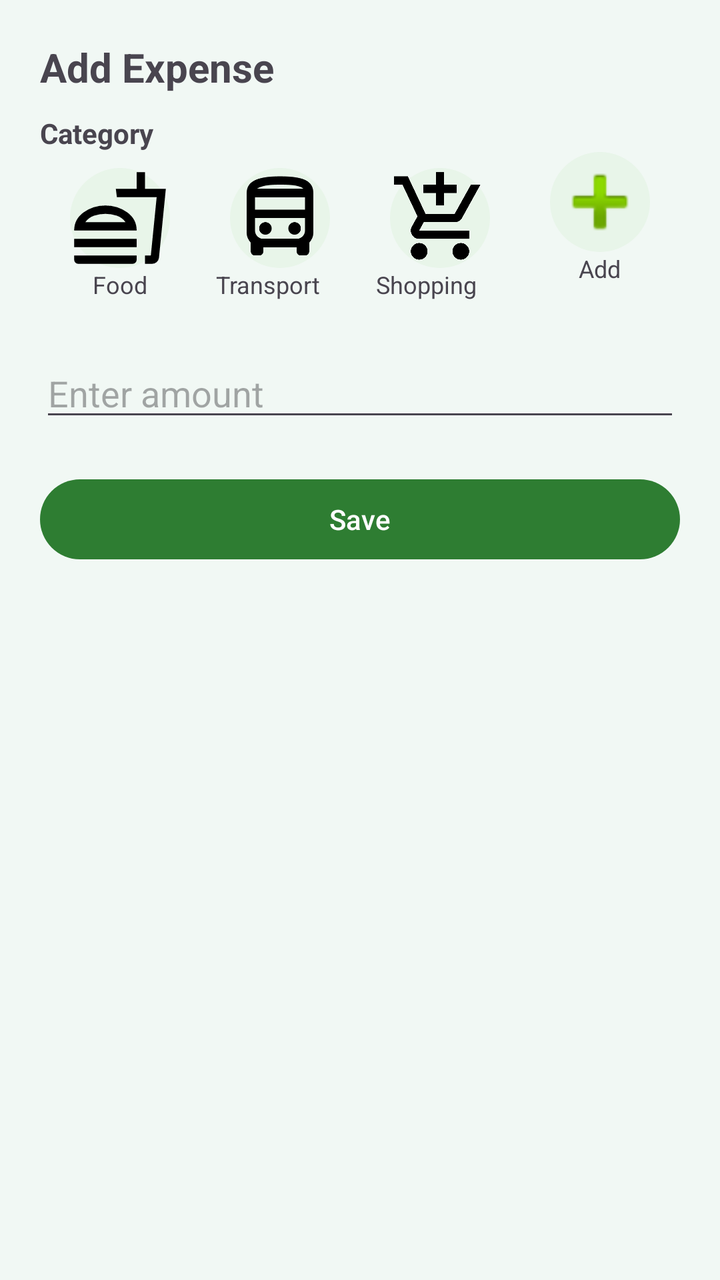
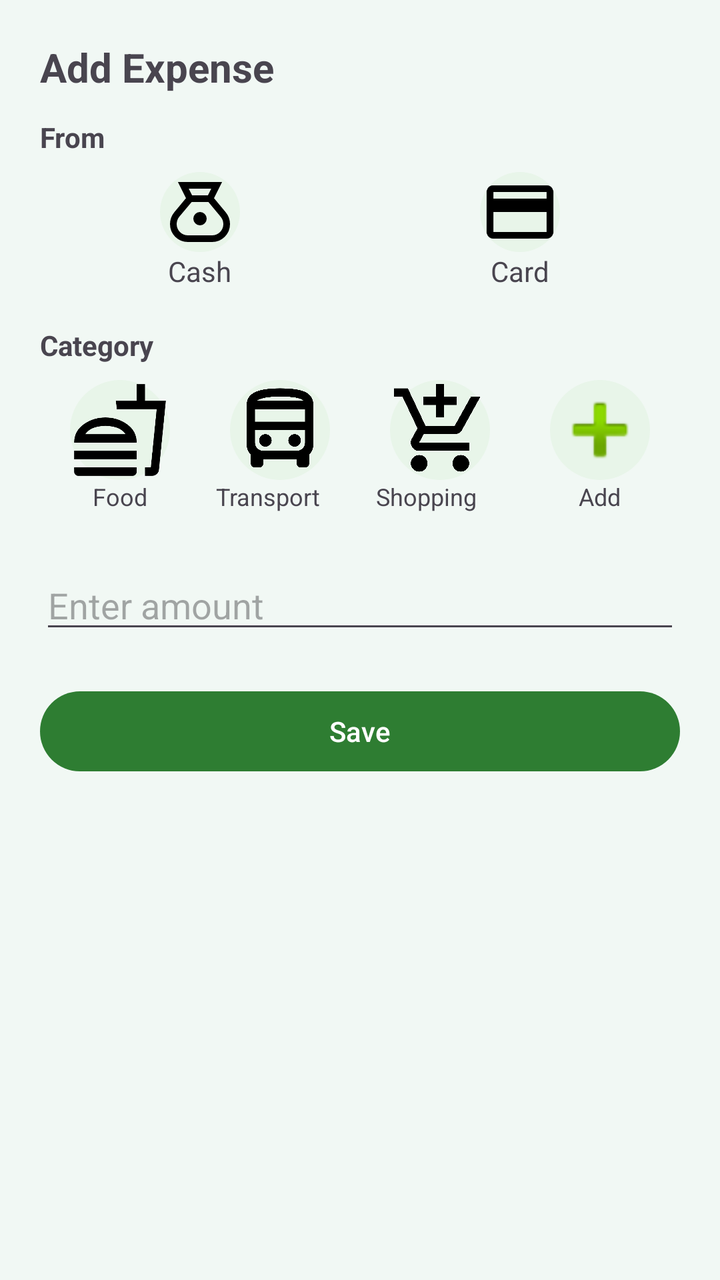

Before-and-after screenshots of an Android layout around one commit, followed by the original layout XML and the change that was made.
<!-- AndroidManifest.xml: application theme Theme.MoneyTrack -->
<!-- res/layout/dialog_expense.xml -->
<LinearLayout xmlns:android="http://schemas.android.com/apk/res/android"
    android:layout_width="match_parent"
    android:layout_height="wrap_content"
    android:orientation="vertical"
    android:padding="20dp">

    <TextView
        android:text="Add Expense"
        android:textSize="20sp"
        android:textStyle="bold"
        android:layout_width="wrap_content"
        android:layout_height="wrap_content"/>



    <TextView
        android:layout_width="wrap_content"
        android:layout_height="wrap_content"
        android:text="Category"
        android:textStyle="bold"
        android:layout_marginTop="10dp"/>

    <HorizontalScrollView
        android:layout_width="match_parent"
        android:layout_height="wrap_content">

        <LinearLayout
            android:id="@+id/categoryContainer"
            android:layout_width="wrap_content"
            android:layout_height="wrap_content"
            android:orientation="horizontal">

            
            <LinearLayout
                android:id="@+id/catFood"
                android:layout_width="80dp"
                android:layout_height="wrap_content"
                android:orientation="vertical"
                android:gravity="center"
                android:padding="8dp">

                <ImageView
                    android:layout_width="50dp"
                    android:layout_height="50dp"
                    android:src="@drawable/ic_food"
                    android:background="@drawable/bg_circle"/>

                <TextView
                    android:text="Food"
                    android:textSize="12sp"
                    android:layout_height="wrap_content"
                    android:layout_width="wrap_content"/>
            </LinearLayout>

            
            <LinearLayout
                android:id="@+id/catTransport"
                android:layout_width="80dp"
                android:layout_height="wrap_content"
                android:orientation="vertical"
                android:gravity="center"
                android:padding="8dp">

                <ImageView
                    android:layout_width="50dp"
                    android:layout_height="50dp"
                    android:src="@drawable/ic_transport"
                    android:background="@drawable/bg_circle"/>

                <TextView
                    android:text="Transport"
                    android:textSize="12sp"
                    android:layout_height="wrap_content"
                    android:layout_width="match_parent"/>
            </LinearLayout>

            
            <LinearLayout
                android:id="@+id/catShopping"
                android:layout_width="80dp"
                android:layout_height="wrap_content"
                android:orientation="vertical"
                android:gravity="center"
                android:padding="8dp">

                <ImageView
                    android:layout_width="50dp"
                    android:layout_height="50dp"
                    android:src="@drawable/ic_shopping"
                    android:background="@drawable/bg_circle"/>

                <TextView
                    android:text="Shopping"
                    android:textSize="12sp"
                    android:layout_height="wrap_content"
                    android:layout_width="match_parent"/>
            </LinearLayout>

            <LinearLayout
                android:id="@+id/catAdd"
                android:layout_width="80dp"
                android:layout_height="wrap_content"
                android:orientation="vertical"
                android:gravity="center">

                <ImageView
                    android:layout_width="50dp"
                    android:layout_height="50dp"
                    android:src="@android:drawable/ic_input_add"
                    android:background="@drawable/bg_circle"/>

                <TextView
                    android:text="Add"
                    android:textSize="12sp"
                    android:layout_height="wrap_content"
                    android:layout_width="wrap_content"/>
            </LinearLayout>

        </LinearLayout>
    </HorizontalScrollView>

    
    <EditText
        android:id="@+id/etAmountExpense"
        android:hint="Enter amount"
        android:inputType="numberDecimal"
        android:layout_marginTop="16dp"
        android:layout_width="match_parent"
        android:layout_height="wrap_content"/>




















































    
    <Button
        android:id="@+id/btnSaveExpense"
        android:text="Save"
        android:layout_marginTop="20dp"
        android:layout_width="match_parent"
        android:layout_height="wrap_content"/>

</LinearLayout>
<!-- resources referenced by this layout -->
<resources>
  <!-- drawable bg_circle (drawable) -->
  <shape xmlns:android="http://schemas.android.com/apk/res/android">
      <solid android:color="#E8F5E9"/>
      <corners android:radius="100dp"/>
  </shape>
  <!-- drawable ic_food (drawable) -->
  <vector xmlns:android="http://schemas.android.com/apk/res/android" android:height="24dp" android:tint="#000000" android:viewportHeight="960" android:viewportWidth="960" android:width="24dp">
        
      <path android:fillColor="@android:color/white" android:pathData="M533,520Q501,475 448.5,457.5Q396,440 340,440Q284,440 231.5,457.5Q179,475 147,520L533,520ZM40,600Q40,491 131,425.5Q222,360 340,360Q458,360 549,425.5Q640,491 640,600L40,600ZM40,760L40,680L640,680L640,760L40,760ZM720,920L720,840L776,840L832,280L450,280L440,200L640,200L640,40L720,40L720,200L920,200L854,862Q851,887 832,903.5Q813,920 788,920L720,920ZM720,840L776,840L776,840L720,840L720,840Q720,840 720,840Q720,840 720,840ZM80,920Q63,920 51.5,908.5Q40,897 40,880L40,840L640,840L640,880Q640,897 628.5,908.5Q617,920 600,920L80,920ZM340,520Q340,520 340,520Q340,520 340,520Q340,520 340,520Q340,520 340,520Z"/>
      
  </vector>
  <!-- drawable ic_shopping (drawable) -->
  <vector xmlns:android="http://schemas.android.com/apk/res/android" android:height="24dp" android:tint="#000000" android:viewportHeight="960" android:viewportWidth="960" android:width="24dp">
        
      <path android:fillColor="@android:color/white" android:pathData="M440,360L440,240L320,240L320,160L440,160L440,40L520,40L520,160L640,160L640,240L520,240L520,360L440,360ZM223.5,856.5Q200,833 200,800Q200,767 223.5,743.5Q247,720 280,720Q313,720 336.5,743.5Q360,767 360,800Q360,833 336.5,856.5Q313,880 280,880Q247,880 223.5,856.5ZM623.5,856.5Q600,833 600,800Q600,767 623.5,743.5Q647,720 680,720Q713,720 736.5,743.5Q760,767 760,800Q760,833 736.5,856.5Q713,880 680,880Q647,880 623.5,856.5ZM40,160L40,80L171,80L341,440L621,440Q621,440 621,440Q621,440 621,440L777,160L868,160L692,478Q681,498 662.5,509Q644,520 622,520L324,520L280,600Q280,600 280,600Q280,600 280,600L760,600L760,680L280,680Q235,680 211.5,641Q188,602 210,562L264,464L120,160L40,160Z"/>
      
  </vector>
  <style name="Theme.MoneyTrack" parent="Base.Theme.MoneyTrack" />
  <style name="Base.Theme.MoneyTrack" parent="Theme.Material3.DayNight.NoActionBar">
  
          
          <item name="colorPrimary">#2E7D32</item>
          <item name="colorOnPrimary">#FFFFFF</item>
  
          
          <item name="colorSecondary">#66BB6A</item>
  
          
          <item name="android:colorBackground">#F1F8F4</item>
  
      </style>
  <!-- unchanged entries left out for length: 1 -->
</resources>

<!-- the commit's change to res/layout/dialog_expense.xml (unified diff, before → after) -->
@@ -12,6 +12,63 @@
         android:layout_height="wrap_content"/>
 
 
+    <TextView
+        android:text="From"
+        android:textStyle="bold"
+        android:layout_marginTop="12dp"
+        android:layout_height="wrap_content"
+        android:layout_width="wrap_content"/>
+
+    <LinearLayout
+        android:layout_width="match_parent"
+        android:layout_height="wrap_content"
+        android:orientation="horizontal">
+
+        <LinearLayout
+            android:id="@+id/srcCash"
+            android:layout_width="0dp"
+            android:layout_height="wrap_content"
+            android:layout_weight="1"
+            android:layout_margin="8dp"
+            android:orientation="vertical"
+            android:gravity="center">
+
+            <ImageView
+                android:layout_width="40dp"
+                android:layout_height="40dp"
+                android:src="@drawable/ic_cash"
+                android:background="@drawable/bg_circle"/>
+
+            <TextView
+                android:text="Cash"
+                android:layout_height="wrap_content"
+                android:layout_width="wrap_content"/>
+        </LinearLayout>
+
+        <LinearLayout
+            android:id="@+id/srcCard"
+            android:layout_width="0dp"
+            android:layout_height="wrap_content"
+            android:layout_weight="1"
+            android:layout_margin="8dp"
+            android:orientation="vertical"
+            android:gravity="center">
+
+            <ImageView
+                android:layout_width="40dp"
+                android:layout_height="40dp"
+                android:src="@drawable/ic_card"
+                android:background="@drawable/bg_circle"/>
+
+            <TextView
+                android:text="Card"
+                android:layout_height="wrap_content"
+                android:layout_width="wrap_content"/>
+        </LinearLayout>
+
+    </LinearLayout>
+
+
 
     <TextView
         android:layout_width="wrap_content"
@@ -101,7 +158,8 @@
                 android:layout_width="80dp"
                 android:layout_height="wrap_content"
                 android:orientation="vertical"
-                android:gravity="center">
+                android:gravity="center"
+                android:padding="8dp">
 
                 <ImageView
                     android:layout_width="50dp"
<!-- resource entries referenced after the edit -->
@@ -5,6 +5,18 @@
       <solid android:color="#E8F5E9"/>
       <corners android:radius="100dp"/>
   </shape>
+  <!-- drawable ic_card (drawable) -->
+  <vector xmlns:android="http://schemas.android.com/apk/res/android" android:height="24dp" android:tint="#000000" android:viewportHeight="24" android:viewportWidth="24" android:width="24dp">
+        
+      <path android:fillColor="@android:color/white" android:pathData="M20,4L4,4c-1.11,0 -1.99,0.89 -1.99,2L2,18c0,1.11 0.89,2 2,2h16c1.11,0 2,-0.89 2,-2L22,6c0,-1.11 -0.89,-2 -2,-2zM20,18L4,18v-6h16v6zM20,8L4,8L4,6h16v2z"/>
+      
+  </vector>
+  <!-- drawable ic_cash (drawable) -->
+  <vector xmlns:android="http://schemas.android.com/apk/res/android" android:height="24dp" android:tint="#000000" android:viewportHeight="960" android:viewportWidth="960" android:width="24dp">
+        
+      <path android:fillColor="@android:color/white" android:pathData="M336,840Q245,840 182.5,777.5Q120,715 120,624Q120,586 133,550Q146,514 170,485L312,314L215,120L745,120L648,314L790,485Q814,514 827,550Q840,586 840,624Q840,715 777,777.5Q714,840 624,840L336,840ZM480,640Q447,640 423.5,616.5Q400,593 400,560Q400,527 423.5,503.5Q447,480 480,480Q513,480 536.5,503.5Q560,527 560,560Q560,593 536.5,616.5Q513,640 480,640ZM385,280L575,280L615,200L345,200L385,280ZM336,760L624,760Q681,760 720.5,720.5Q760,681 760,624Q760,600 751.5,577.5Q743,555 728,537L581,360L380,360L232,536Q217,554 208.5,577Q200,600 200,624Q200,681 239.5,720.5Q279,760 336,760Z"/>
+      
+  </vector>
   <!-- drawable ic_food (drawable) -->
   <vector xmlns:android="http://schemas.android.com/apk/res/android" android:height="24dp" android:tint="#000000" android:viewportHeight="960" android:viewportWidth="960" android:width="24dp">
         
